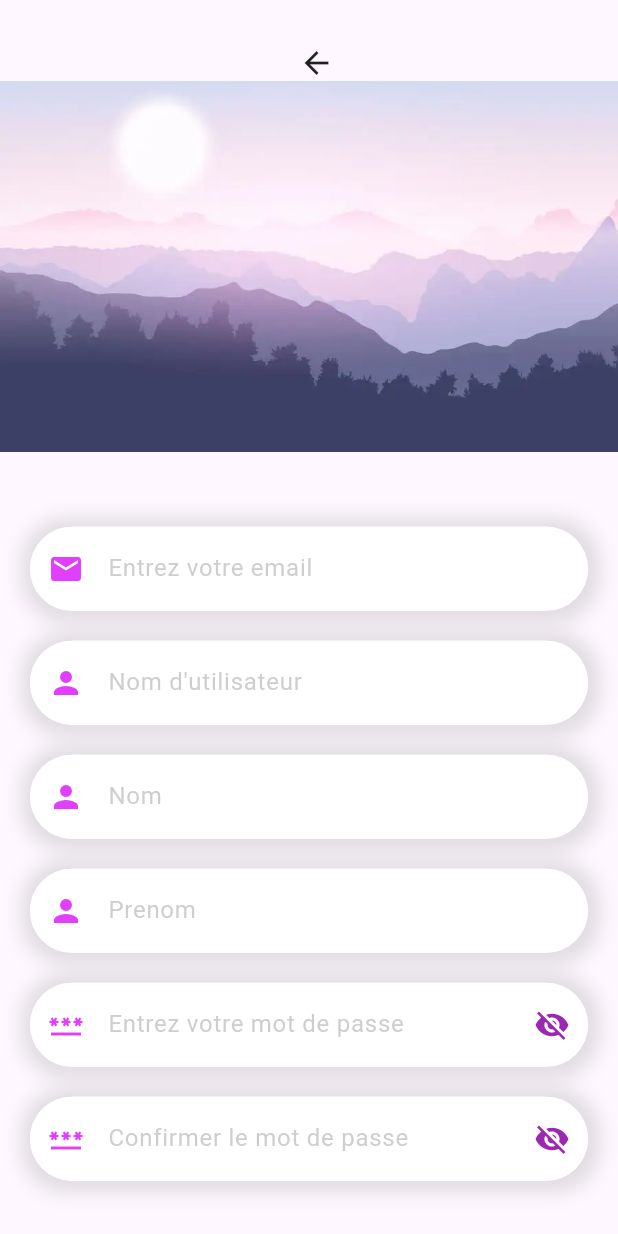
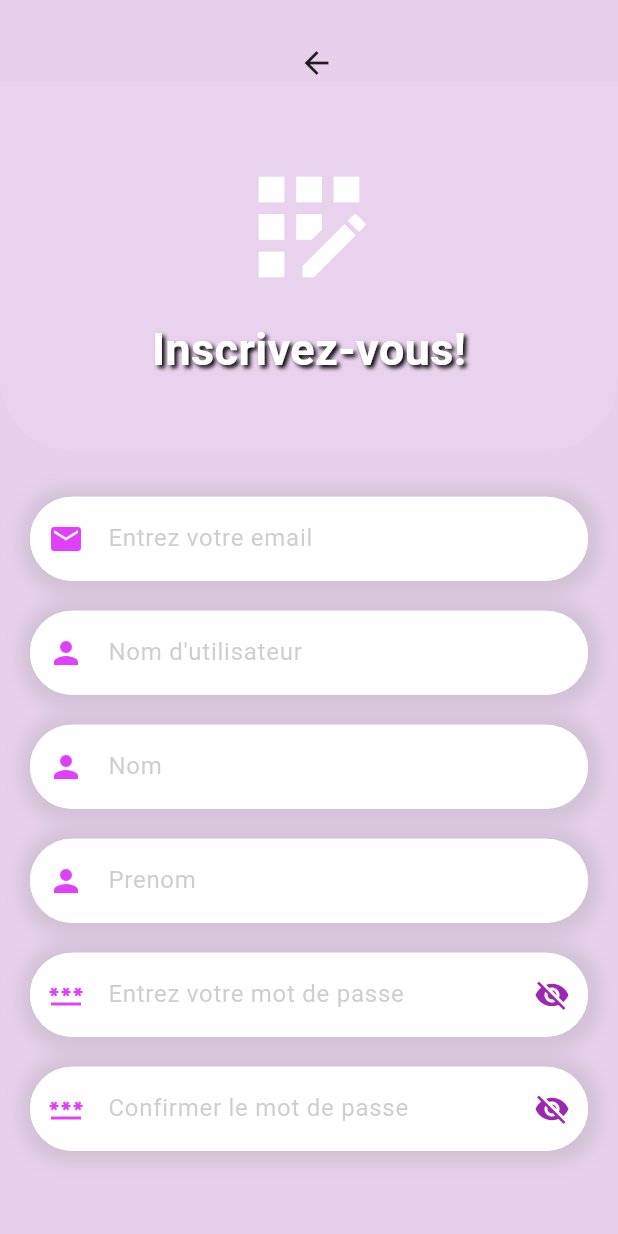
Before and after one commit to GroupeSedimat/Flutter_camion_controle_application, a Flutter app: the InscriptionPage screen opened directly, on a phone screen of 412 x 824 dp. Run offline on Flutter 3.47's test engine with Material 3 defaults, Android fonts, the phone set to English and light mode, and no system bars; our stand-ins replace cloud_firestore, firebase_auth, firebase_core, firebase_storage, flutter_spinkit, get and 1 more; accounts and stored records are empty.

Commit message:
editing registration page

```diff
--- a/lib/pages/user/inscription_page.dart
+++ b/lib/pages/user/inscription_page.dart
@@ -16,7 +16,6 @@ class _InscriptionPageState extends State<InscriptionPage> {
   late TextEditingController passwordController;
   late TextEditingController usernameController;
   late TextEditingController confirmPasswordController;
-  //late TextEditingController dobController;
   String selectedRole = 'user';
 
   bool obscurePassword = true;
@@ -31,7 +30,6 @@ class _InscriptionPageState extends State<InscriptionPage> {
     nameController = TextEditingController();
     firstnameController = TextEditingController();
     confirmPasswordController = TextEditingController();
-    //dobController = TextEditingController();
   }
 
   @override
@@ -42,19 +40,16 @@ class _InscriptionPageState extends State<InscriptionPage> {
     nameController.dispose();
     firstnameController.dispose();
     confirmPasswordController.dispose();
-    //dobController.dispose();
     super.dispose();
   }
 
   @override
   Widget build(BuildContext context) {
-    List<String> images = ["google.png", "facebook.png", "twitter.png"];
-
     double w = MediaQuery.of(context).size.width;
     double h = MediaQuery.of(context).size.height;
 
     return Scaffold(
-      backgroundColor: Colors.purple[99],
+      backgroundColor: const Color.fromARGB(255, 231, 208, 236),
       body: SingleChildScrollView(
         child: Column(
           children: [
@@ -70,110 +65,61 @@ class _InscriptionPageState extends State<InscriptionPage> {
             Container(
               width: w,
               height: h * 0.3,
-              decoration: const BoxDecoration(
-                image: DecorationImage(
-                  image: AssetImage("assets/images/image2.webp"),
-                  fit: BoxFit.cover,
+              decoration: BoxDecoration(
+                color: const Color.fromARGB(255, 233, 210, 237),
+                borderRadius: BorderRadius.only(
+                  bottomLeft: Radius.circular(50),
+                  bottomRight: Radius.circular(50),
                 ),
               ),
               child: Column(
+                mainAxisAlignment: MainAxisAlignment.center,
                 children: [
-                  SizedBox(height: h * 0.12),
-                 /*const CircleAvatar(
-                    radius: 100,
-                    backgroundImage: AssetImage(
-                      "assets/images/836.jpg",
+                  Icon(
+                    Icons.app_registration,
+                    size: 100,
+                    color: Colors.white,
+                  ),
+                  SizedBox(height: 10),
+                  Text(
+                    "Inscrivez-vous!",
+                    style: TextStyle(
+                      fontSize: 30,
+                      fontWeight: FontWeight.bold,
+                      color: Colors.white,
+                      shadows: [
+                        Shadow(
+                          offset: Offset(2.0, 2.0),
+                          blurRadius: 3.0,
+                          color: Color.fromARGB(255, 0, 0, 0),
+                        ),
+                      ],
                     ),
-                  )*/
+                  ),
                 ],
               ),
             ),
-
             Container(
-              margin: const EdgeInsets.only(left: 20, right: 20),
+              margin: const EdgeInsets.only(left: 20, right: 20, top: 30),
               width: w,
               child: Column(
                 crossAxisAlignment: CrossAxisAlignment.start,
                 children: [
-                  const SizedBox(
-                    height: 50,
-                  ),
                   buildTextField('Entrez votre email', Icons.email, emailController),
-                  const SizedBox(
-                    height: 20,
-                  ),
+                  const SizedBox(height: 20),
                   buildTextField('Nom d\'utilisateur', Icons.person, usernameController),
-                  const SizedBox(
-                    height: 20,
-                  ),
+                  const SizedBox(height: 20),
                   buildTextField('Nom', Icons.person, nameController),
-                  const SizedBox(
-                    height: 20,
-                  ),
+                  const SizedBox(height: 20),
                   buildTextField('Prenom', Icons.person, firstnameController),
-
-                  /*const SizedBox(
-                    height: 20,
-                  ),
-                  GestureDetector(
-                    onTap: () async {
-                      DateTime? selectedDate = await showDatePicker(
-                        context: context,
-                        initialDate: DateTime.now(),
-                        firstDate: DateTime(1900),
-                        lastDate: DateTime.now(),
-                      );
-
-                      if (selectedDate != null) {
-                        dobController.text = DateFormat('yyyy-MM-dd').format(selectedDate);
-                      }
-                    },
-                    child: AbsorbPointer(
-                      child: buildTextField('Date de naissance', Icons.calendar_today, dobController),
-                    ),
-                  ),*/
-                  const SizedBox(
-                    height: 20,
-                  ),
+                  const SizedBox(height: 20),
                   buildPasswordTextField('Entrez votre mot de passe', passwordController, obscurePassword),
-                  const SizedBox(
-                    height: 20,
-                  ),
+                  const SizedBox(height: 20),
                   buildPasswordTextField('Confirmer le mot de passe', confirmPasswordController, obscureConfirmPassword),
-                  const SizedBox(
-                    height: 20,
-                  ),
-                  /*DropdownButtonFormField<String>(
-                    value: selectedRole,
-                    decoration: InputDecoration(
-                      border: OutlineInputBorder(
-                        borderRadius: BorderRadius.circular(30),
-                        borderSide: const BorderSide(color: Colors.white, width: 1.0),
-                      ),
-                      enabledBorder: OutlineInputBorder(
-                        borderRadius: BorderRadius.circular(30),
-                        borderSide: const BorderSide(color: Colors.white, width: 1.0),
-                      ),
-                      filled: true,
-                      fillColor: Colors.white,
-                    ),
-                    //items: [
-                      //DropdownMenuItem(value: 'user', child: Text('User')),
-                      //DropdownMenuItem(value: 'admin', child: Text('Admin')),
-                      //DropdownMenuItem(value: 'superadmin', child: Text('SuperAdmin')),
-                    //],
-                    onChanged: (value) {
-                      setState(() {
-                        selectedRole = value!;
-                      });
-                    },
-                  ), */
                 ],
               ),
             ),
-            const SizedBox(
-              height: 65,
-            ),
+            const SizedBox(height: 65),
             GestureDetector(
               onTap: () {
                 AuthController.instance.register(
@@ -181,19 +127,18 @@ class _InscriptionPageState extends State<InscriptionPage> {
                   usernameController.text.trim(),
                   nameController.text.trim(),
                   firstnameController.text.trim(),
-                  //dobController.text.trim(),
                   passwordController.text.trim(),
                   confirmPasswordController.text.trim(),
                   selectedRole,
                 );
               },
               child: Container(
-                width: w * 0.3,
+                width: w * 0.6,
                 height: 50,
                 decoration: BoxDecoration(
-                    borderRadius: BorderRadius.circular(30),
-                    color: Colors.purple[300],
-                    ),
+                  borderRadius: BorderRadius.circular(30),
+                  color: Colors.purple[300],
+                ),
                 child: const Center(
                   child: Text(
                     "S'inscrire",
@@ -201,6 +146,13 @@ class _InscriptionPageState extends State<InscriptionPage> {
                       fontSize: 25,
                       fontWeight: FontWeight.bold,
                       color: Colors.white,
+                      shadows: [
+                        Shadow(
+                          offset: Offset(2.0, 2.0),
+                          blurRadius: 3.0,
+                          color: Color.fromARGB(255, 0, 0, 0),
+                        ),
+                      ],
                     ),
                   ),
                 ),
```
